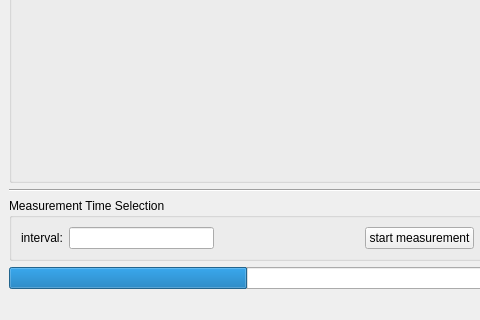
This is src/mainwindow.ui in marvin5300/general-purpose-control as Qt 5 draws it before an edit; both pictures show x 0 to 480 and y 619 to 939 of the 1011 by 939 pixel window. The edited form follows.
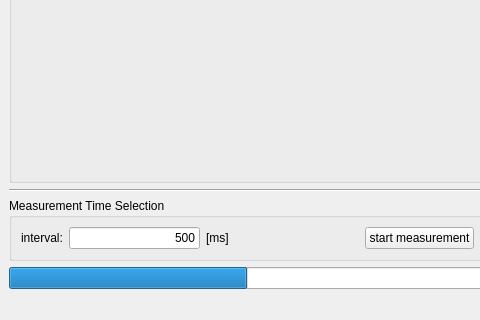
This is the edited form.

Patch:
```diff
--- a/src/mainwindow.ui
+++ b/src/mainwindow.ui
@@ -245,7 +245,21 @@
         </widget>
        </item>
        <item>
-        <widget class="QLineEdit" name="intervalLineEdit"/>
+        <widget class="QLineEdit" name="intervalLineEdit">
+         <property name="text">
+          <string>500</string>
+         </property>
+         <property name="alignment">
+          <set>Qt::AlignRight|Qt::AlignTrailing|Qt::AlignVCenter</set>
+         </property>
+        </widget>
+       </item>
+       <item>
+        <widget class="QLabel" name="label">
+         <property name="text">
+          <string>[ms]</string>
+         </property>
+        </widget>
        </item>
        <item>
         <spacer name="horizontalSpacer_4">
```
